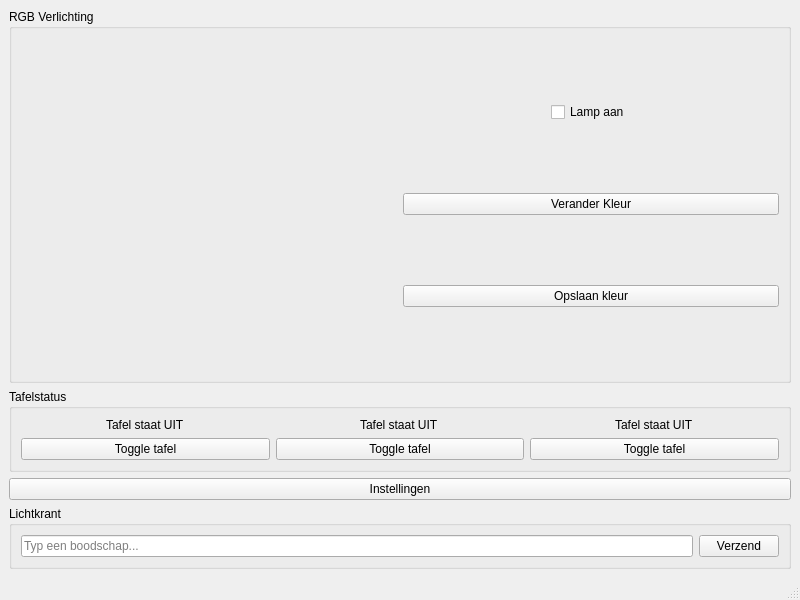
Old version of the form mainwindow.ui in the repository wifiinc/qt-dashboard-application.
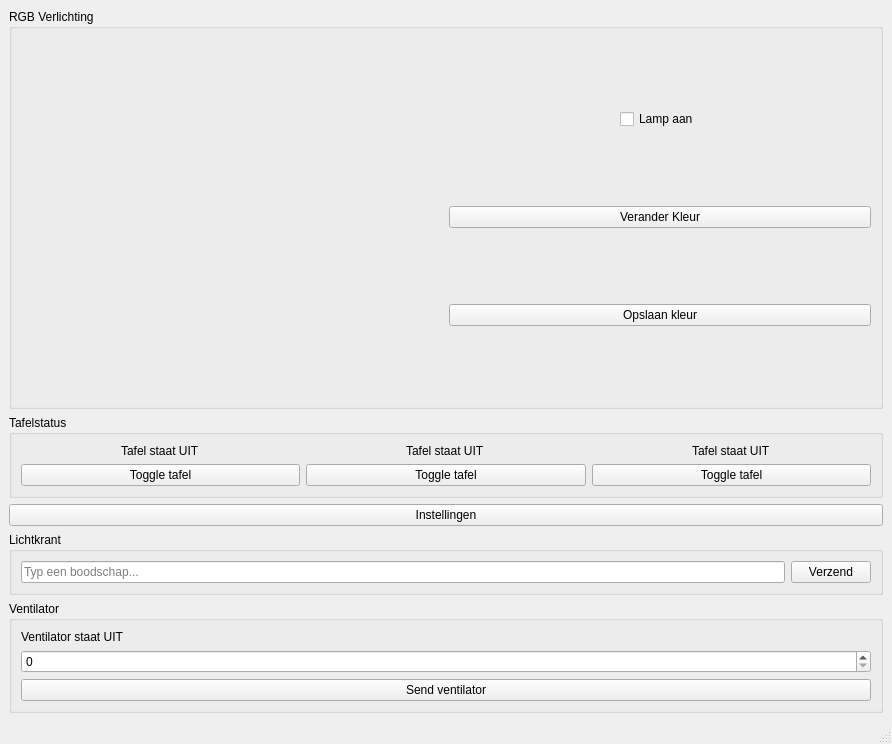
New version of the form.

What changed in the file:
```diff
--- a/mainwindow.ui
+++ b/mainwindow.ui
@@ -6,8 +6,8 @@
    <rect>
     <x>0</x>
     <y>0</y>
-    <width>800</width>
-    <height>600</height>
+    <width>892</width>
+    <height>744</height>
    </rect>
   </property>
   <widget class="QWidget" name="centralwidget">
@@ -206,7 +206,41 @@
       </layout>
      </widget>
     </item>
-
+    <item>
+     <widget class="QGroupBox" name="groupBoxVentilator">
+      <property name="enabled">
+       <bool>true</bool>
+      </property>
+      <property name="minimumSize">
+       <size>
+        <width>0</width>
+        <height>20</height>
+       </size>
+      </property>
+      <property name="title">
+       <string>Ventilator</string>
+      </property>
+      <layout class="QVBoxLayout" name="verticalLayout_2">
+       <item>
+        <widget class="QLabel" name="ventilatorState">
+         <property name="text">
+          <string>Ventilator staat UIT</string>
+         </property>
+        </widget>
+       </item>
+       <item>
+        <widget class="QSpinBox" name="VentilatorSpeed"/>
+       </item>
+       <item>
+        <widget class="QPushButton" name="pushButton">
+         <property name="text">
+          <string>Send ventilator</string>
+         </property>
+        </widget>
+       </item>
+      </layout>
+     </widget>
+    </item>
    </layout>
   </widget>
 
```
Left out of the diff: 29 changed lines with no effect on the pictures.
